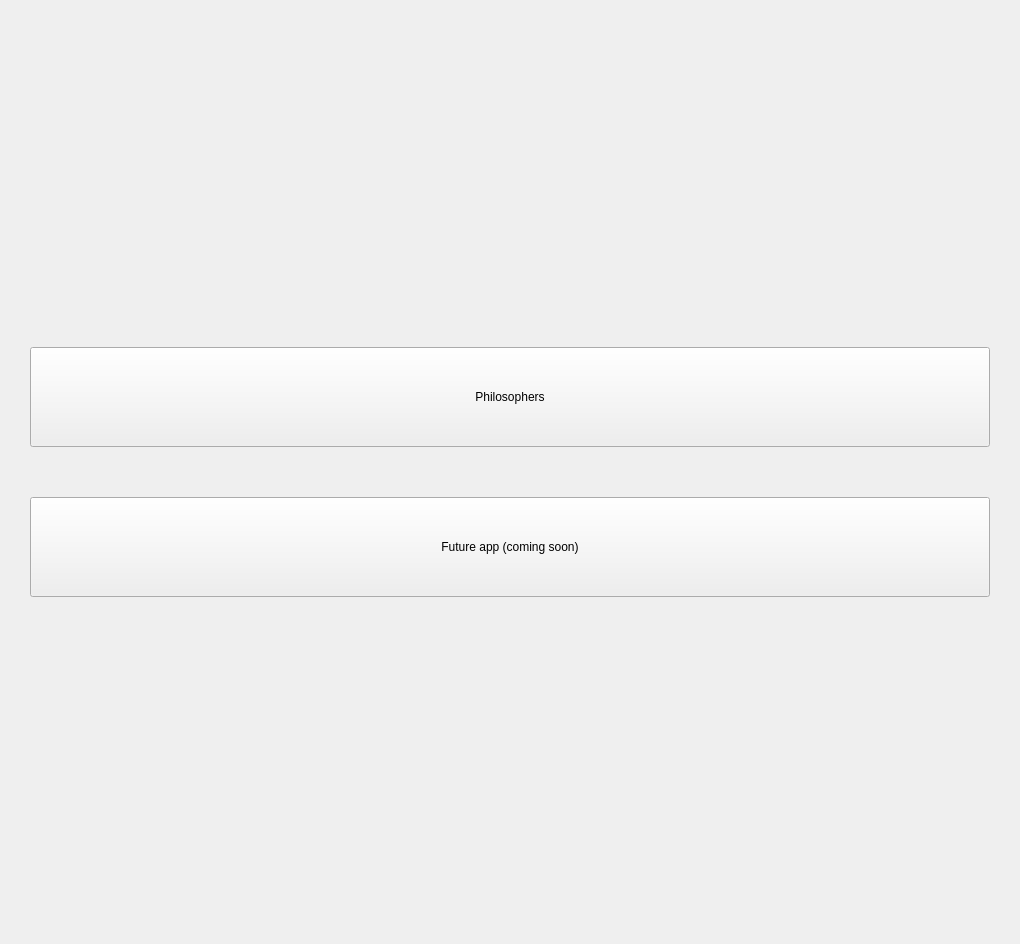
nico-bertoli/DiningPhilosophersProblemQT, file dialog.ui: the form before one commit.
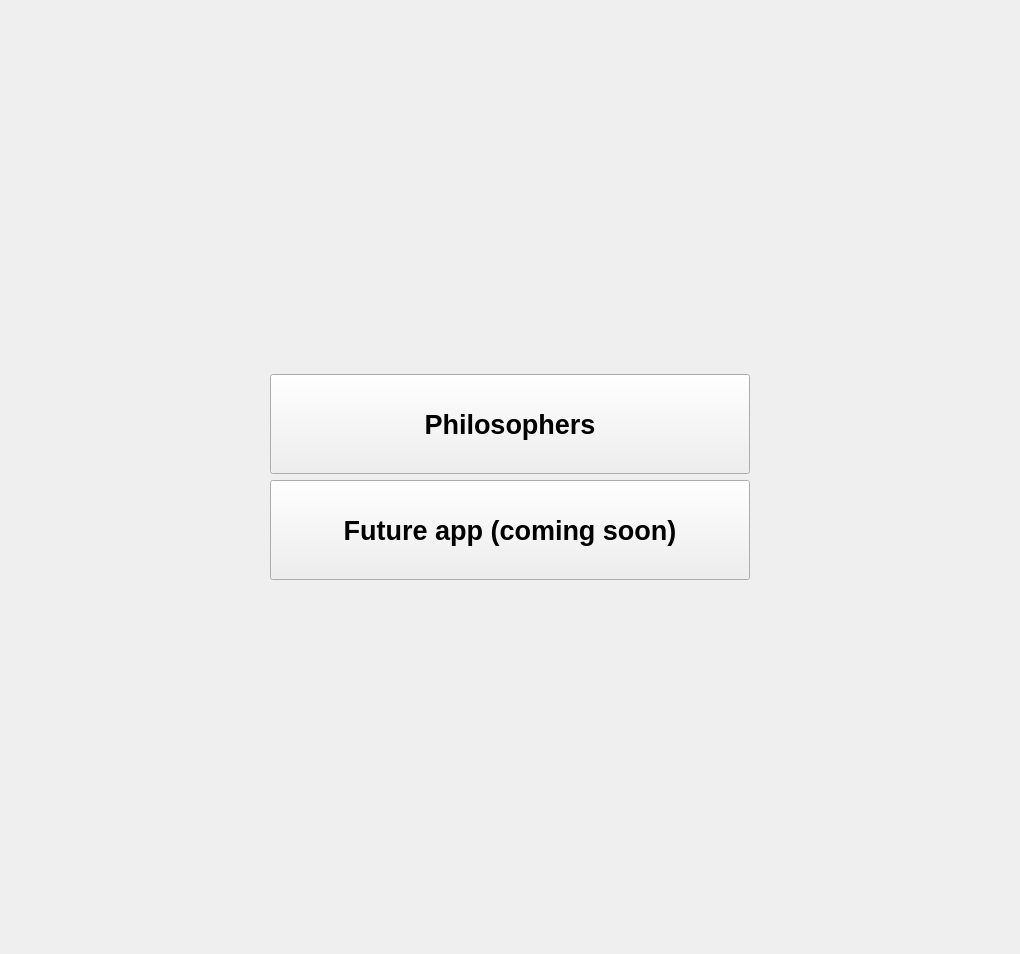
The form after the commit. The open tabs and pages were chosen to show the change. Icons and pictures are not drawn. Custom widgets are drawn as their Qt base class.

Diff of the .ui file:
```diff
--- a/dialog.ui
+++ b/dialog.ui
@@ -7,7 +7,7 @@
     <x>0</x>
     <y>0</y>
     <width>1020</width>
-    <height>936</height>
+    <height>954</height>
    </rect>
   </property>
   <property name="sizePolicy">
@@ -35,17 +35,14 @@
       <layout class="QVBoxLayout" name="verticalLayout">
        <item>
         <layout class="QVBoxLayout" name="verticalLayout_2">
-         <property name="spacing">
-          <number>50</number>
-         </property>
          <property name="leftMargin">
-          <number>10</number>
+          <number>250</number>
          </property>
          <property name="topMargin">
           <number>10</number>
          </property>
          <property name="rightMargin">
-          <number>10</number>
+          <number>250</number>
          </property>
          <property name="bottomMargin">
           <number>10</number>
@@ -64,9 +61,26 @@
              <height>100</height>
             </size>
            </property>
+           <property name="font">
+            <font>
+             <family>Ubuntu</family>
+             <pointsize>20</pointsize>
+             <bold>true</bold>
+            </font>
+           </property>
            <property name="text">
             <string>Philosophers</string>
            </property>
+           <property name="icon">
+            <iconset resource="Res.qrc">
+             <normaloff>:/philosophers/res/philosophers/Icon.png</normaloff>:/philosophers/res/philosophers/Icon.png</iconset>
+           </property>
+           <property name="iconSize">
+            <size>
+             <width>40</width>
+             <height>40</height>
+            </size>
+           </property>
            <property name="autoDefault">
             <bool>false</bool>
            </property>
@@ -86,6 +100,13 @@
              <height>100</height>
             </size>
            </property>
+           <property name="font">
+            <font>
+             <family>Ubuntu</family>
+             <pointsize>20</pointsize>
+             <bold>true</bold>
+            </font>
+           </property>
            <property name="text">
             <string>Future app (coming soon)</string>
            </property>
```
Left out of the diff: 2 changed lines with no effect on the pictures.
